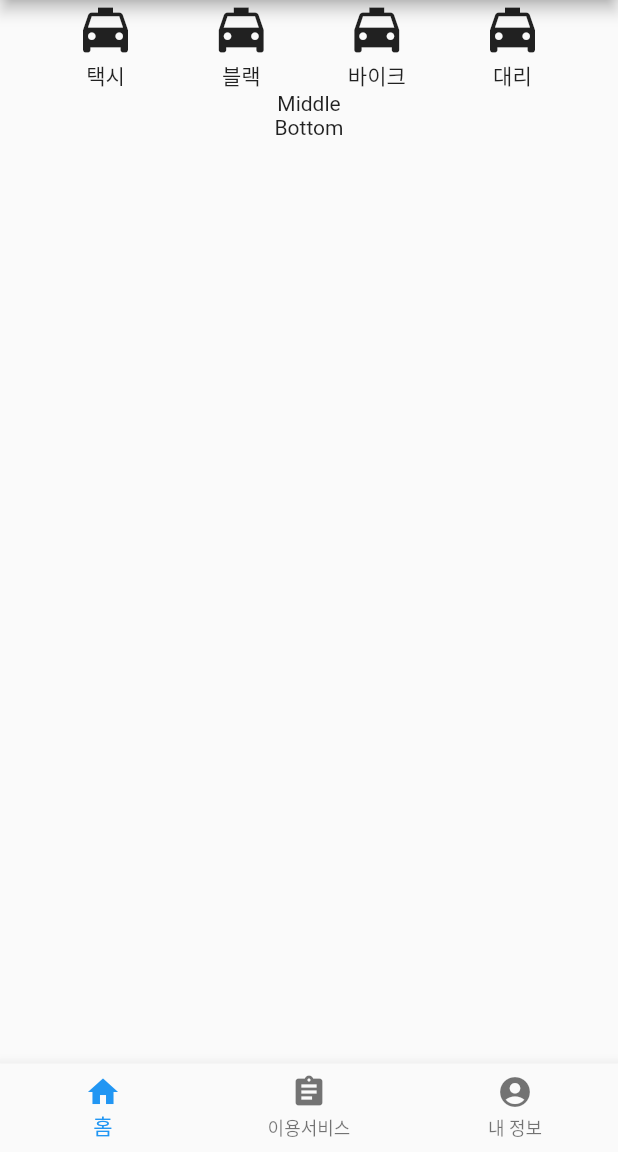
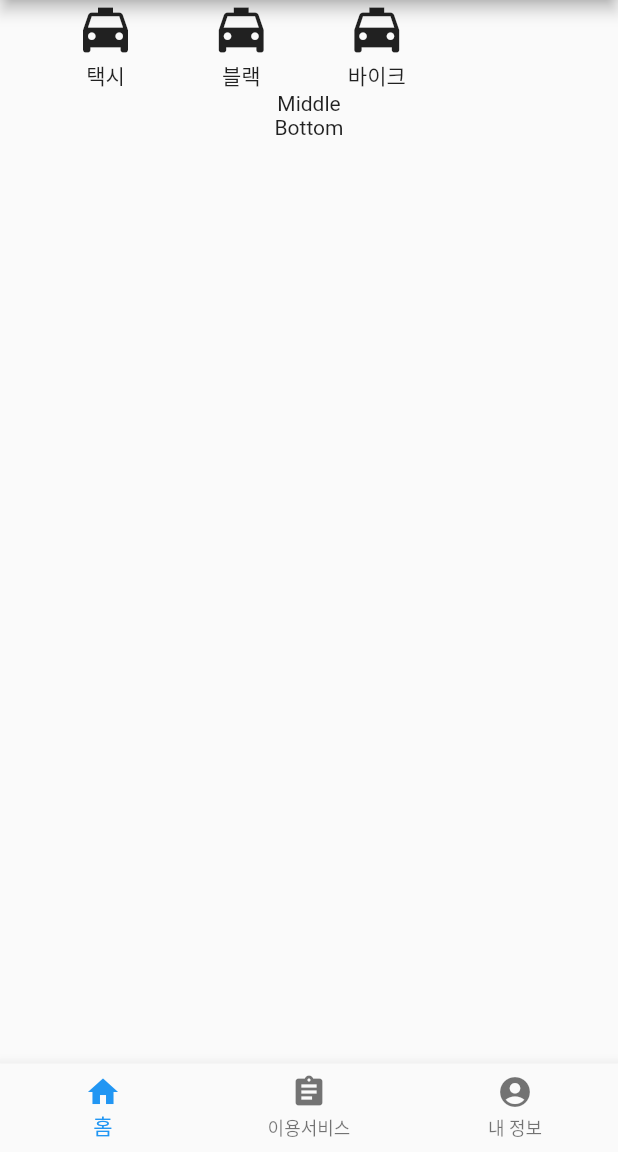
Before and after one commit to AmadasDev/flutter_app, a Flutter app: the MyHomePage screen opened directly, on a phone screen of 412 x 824 dp, the part 84-1236 px from its top. Run offline on Flutter 3.47's test engine with Material 2 defaults, Android fonts, the phone set to English and light mode, and no system bars.

Commit message:
Chapter 7.4.1 AppBar 오른쪽 메뉴 추가 Chapter 7.5 화면이 3개인 UI 작성 Chapter 7.6 현재 위젯을 벗겨내거나 다른 위젯으로 감싸기 Chapter 7.7.1 메뉴 만들기 Chapter 7.7.2 메뉴를 한 줄에 4개 만들기

```diff
--- a/lib/7_4_1.dart
+++ b/lib/7_4_1.dart
@@ -127,7 +127,9 @@ class Page1 extends StatelessWidget {
             Text('바이크'),
           ],
         ),
-        Column(
+        Opacity(
+          opacity: 0.0, //  투명(0.0), 불투명(1.0)
+          child: Column(
             children: [
               Icon(
                 Icons.local_taxi,
@@ -135,6 +137,7 @@ class Page1 extends StatelessWidget {
               ),
               Text('대리'),
             ],
+          ),
         ),
       ],
     );
```
Lines whose indentation alone changed are shown as unchanged.
